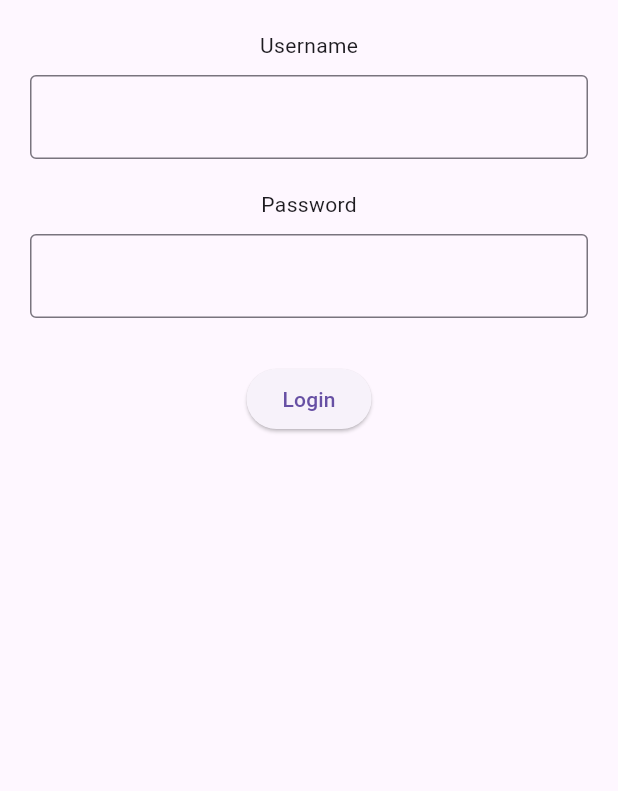
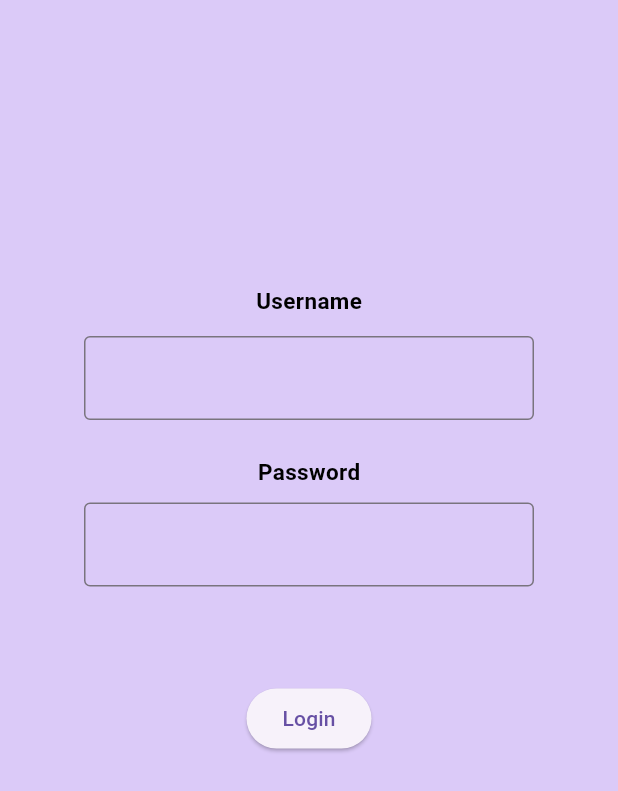
Before and after one commit to remyamp1/Project1_QuizApp, a Flutter app: the screen it shows after launch, after a tap on "Registration", on a phone screen of 412 x 824 dp. Shown: the top 791 px of the screen. Run offline on Flutter 3.47's test engine with Material 3 defaults, Android fonts, the phone set to English and light mode, and no system bars; our stand-ins replace firebase_core, hive, hive_flutter; accounts and stored records are empty.

Commit message:
17-12-24

```diff
--- a/lib/login.dart
+++ b/lib/login.dart
@@ -41,6 +41,7 @@ class _LoginExampleState extends State<LoginExample> {
 
   Widget build(BuildContext context) {
     return Scaffold(
+        backgroundColor: Color.fromARGB(255, 219, 202, 248),
       body:
       Center(
         child: Padding(
@@ -48,21 +49,34 @@ class _LoginExampleState extends State<LoginExample> {
           child: Column(
             mainAxisAlignment: MainAxisAlignment.start,
             children: [
-              Text("Username"),
+              SizedBox(height: 170,),
+              Text("Username",style: TextStyle(fontSize: 15,
+              fontWeight: FontWeight.bold,
+              color: Colors.black),),
+              SizedBox(height: 13),
+
+              SizedBox(
+                height: 60,
+                width: 300,
+                child: TextField(
+                 controller: usernameController,
+                  decoration: InputDecoration(border: OutlineInputBorder(),),),
+              ),
+              SizedBox(height: 20),
+
+              Text("Password",style: TextStyle(fontSize: 15,
+              fontWeight: FontWeight.bold,
+              color: Colors.black),),
               SizedBox(height: 10),
 
-              TextField(
-               controller: usernameController,
-                decoration: InputDecoration(border: OutlineInputBorder(),),),
-              SizedBox(height: 20),
-
-              Text("Password"),
-              SizedBox(height: 10),
-
-              TextField(
-           controller: passwordController,
-                decoration: InputDecoration(border: OutlineInputBorder()),),
-              SizedBox(height: 30),
+              SizedBox(
+                height: 60,
+                width: 300,
+                child: TextField(
+                           controller: passwordController,
+                  decoration: InputDecoration(border: OutlineInputBorder()),),
+              ),
+              SizedBox(height: 60),
               ElevatedButton(onPressed: (){
 Navigator.push(context, MaterialPageRoute(builder: (context)=>Quiz()));
                 _login();
--- a/lib/reg.dart
+++ b/lib/reg.dart
@@ -20,6 +20,7 @@ TextEditingController passwordController=TextEditingController();
   }
   Widget build(BuildContext context) {
     return Scaffold(
+      backgroundColor: Color.fromARGB(255, 219, 202, 248),
       body:
       Center(
          child: Padding(
@@ -27,23 +28,35 @@ TextEditingController passwordController=TextEditingController();
            child: Column(
              mainAxisAlignment: MainAxisAlignment.start,
             children: [
-              Text("Username"),
+              SizedBox(height: 170),
+              Text("Username",
+              style: TextStyle(fontSize: 15,
+              fontWeight: FontWeight.bold,
+              color: Colors.black),),
+              SizedBox(height: 13),
+
+              SizedBox(
+                height: 60,
+                width: 300,
+                child: TextField(
+                       controller: usernameController,
+                  decoration: InputDecoration(border: OutlineInputBorder(),),),
+              ),
+              SizedBox(height: 20),
+
+              Text("Password",style: TextStyle(fontSize: 15,
+              fontWeight: FontWeight.bold,
+              color: Colors.black),),
               SizedBox(height: 10),
 
-              TextField(
-       controller: usernameController,
-                decoration: InputDecoration(border: OutlineInputBorder(),),),
-              SizedBox(height: 20),
-
-              Text("Password"),
-              SizedBox(height: 10),
-
-              TextField
-
-              (
+              SizedBox(
+                height: 60,
+                width: 300,
+                child: TextField(
                   controller: passwordController,
                   decoration: InputDecoration(border: OutlineInputBorder()),),
-              SizedBox(height: 30),
+              ),
+              SizedBox(height: 60),
               ElevatedButton(onPressed: (){
 
                 setState(() {
```
Lines whose indentation alone changed are shown as unchanged.
